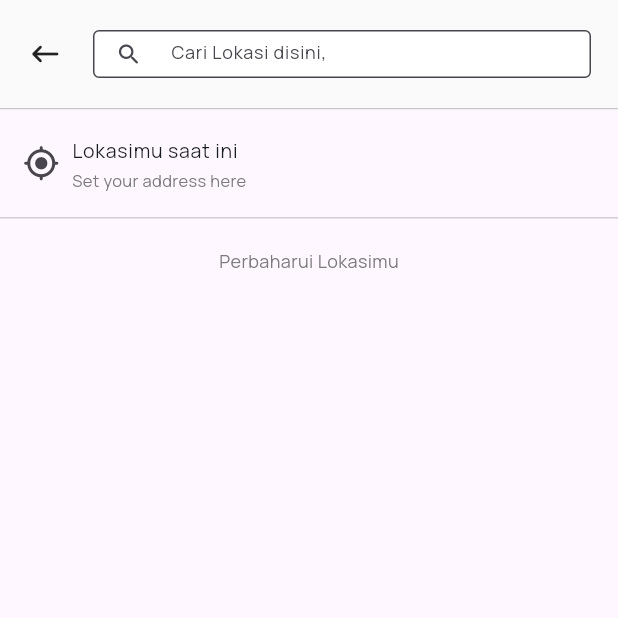
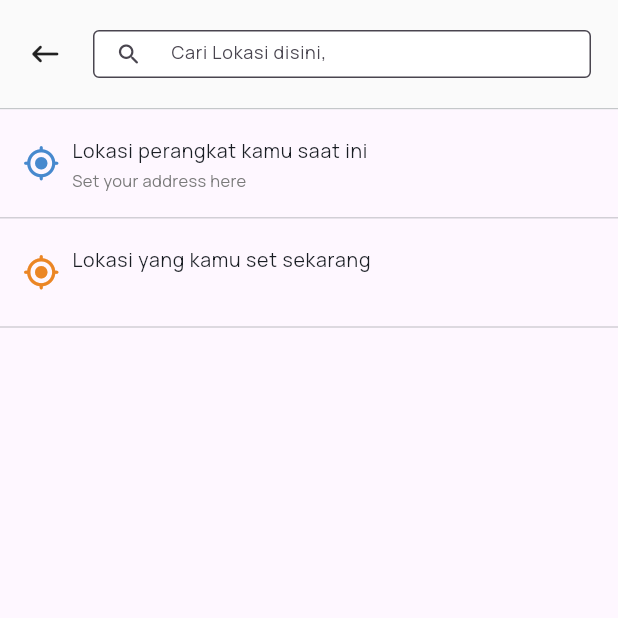
Before and after one commit to sayagaffy/musafir, a Flutter app: the SetLoaction screen opened by its route, on a phone screen of 412 x 824 dp, the top half of it. Run offline on Flutter 3.47's test engine with Material 3 defaults, Android fonts, the light colour scheme and no system bars; our stand-ins replace cloud_firestore, firebase_auth, firebase_core, flutter_rating_bar, geocoding, geolocator and 7 more; missing offline and left inert: flutter_facebook_auth, omni_datetime_picker; accounts and stored records are empty; network calls fail.

Commit message:
#sync location and google api

```diff
--- a/lib/help/depedencies.dart
+++ b/lib/help/depedencies.dart
@@ -4,13 +4,11 @@ import 'package:musafir/controllers/explore_controller.dart';
 import 'package:musafir/controllers/google_controller.dart';
 import 'package:musafir/controllers/home_controller.dart';
 import 'package:musafir/controllers/location_controller.dart';
-import 'package:musafir/controllers/users_controller.dart';
 import 'package:musafir/data/api/api_client.dart';
 import 'package:musafir/data/api/api_google.dart';
 import 'package:musafir/data/repository/auth_repo.dart';
 import 'package:musafir/data/repository/explore_repo.dart';
 import 'package:musafir/data/repository/google_repo.dart';
-import 'package:musafir/data/repository/users_repo.dart';
 import 'package:musafir/utilitis/apps_constants.dart';
 import 'package:shared_preferences/shared_preferences.dart';
 
@@ -24,14 +22,12 @@ Future<void> init() async {
       sharedPreferences: Get.find<SharedPreferences>()));
 
   ///[Repository]
-  Get.lazyPut(() => UsersRepo(apiClient: Get.find()));
   Get.lazyPut(() => AuthRepo(
       apiClient: Get.find(), sharedPreferences: Get.find<SharedPreferences>()));
   Get.lazyPut(() => ExploreRepo(sharedPreferences: Get.find()));
 
   ///[Controllers]
   Get.lazyPut(() => AuthController(authRepo: Get.find()));
-  Get.lazyPut(() => UsersController(usersRepo: Get.find()));
   Get.lazyPut(() => ExploreController(exploreRepo: Get.find()));
   Get.lazyPut(() => LocationController(googleRepo: Get.find()));
   Get.lazyPut(() => HomeController(googleRepo: Get.find()));
--- a/lib/ui/pages/auth/sign_up_page.dart
+++ b/lib/ui/pages/auth/sign_up_page.dart
@@ -69,7 +69,6 @@ class SignUpPage1 extends StatelessWidget {
           nameDepan,
           nameBelakang,
           phone,
-          passwordKonfirm,
           context,
         );
       }
--- a/lib/ui/pages/home/set_location.dart
+++ b/lib/ui/pages/home/set_location.dart
@@ -1,11 +1,11 @@
 import 'package:flutter/material.dart';
 import 'package:get/get.dart';
-import 'package:musafir/base/show_custom_snackbar.dart';
 import 'package:musafir/controllers/home_controller.dart';
 import 'package:musafir/controllers/location_controller.dart';
 import 'package:musafir/routes/routes_helper.dart';
 import 'package:musafir/shared/theme.dart';
 import 'package:musafir/ui/pages/home/widgets/current_location.dart';
+import 'package:musafir/ui/pages/home/widgets/current_set_location.dart';
 import 'package:musafir/ui/widgets/location_list_tile.dart';
 
 class SetLoaction extends StatefulWidget {
@@ -17,27 +17,6 @@ class SetLoaction extends StatefulWidget {
 
 class _SetLoactionState extends State<SetLoaction> {
   var locationController = Get.find<LocationController>();
-
-  void refreshNearbyPlace() {
-    var homeController = Get.find<HomeController>();
-
-    String latLang =
-        '${locationController.latlng?.latitude}, ${locationController.latlng?.longitude}';
-
-    homeController.getNearbyPlace(
-      keyword: 'food',
-      rankby: 'distance',
-      type: 'restaurant',
-      location: latLang,
-    );
-
-    homeController.getNearbyPlace(
-      keyword: 'masjid',
-      rankby: 'distance',
-      type: 'mosque',
-      location: latLang,
-    );
-  }
 
   Widget header() {
     return Container(
@@ -64,8 +43,7 @@ class _SetLoactionState extends State<SetLoaction> {
             children: [
               GestureDetector(
                   onTap: () {
-                    refreshNearbyPlace();
-                    Get.offNamed(RouteHelper.getInitial());
+                    Get.toNamed(RouteHelper.getInitial());
                   },
                   child: const Icon(Icons.keyboard_backspace_rounded)),
               const SizedBox(
@@ -129,6 +107,19 @@ class _SetLoactionState extends State<SetLoaction> {
     );
   }
 
+  Widget currentSet() {
+    return Container(
+        decoration: const BoxDecoration(
+          border: Border(
+            bottom: BorderSide(
+              color: Color.fromARGB(105, 120, 127, 132),
+              width: 0.8,
+            ),
+          ),
+        ),
+        child: const CurrentSetLocation());
+  }
+
   Widget listDataSearch() {
     return Container(
       margin: const EdgeInsets.only(
@@ -139,33 +130,40 @@ class _SetLoactionState extends State<SetLoaction> {
         children: [
           GetBuilder<LocationController>(builder: (place) {
             return place.isLoaded
-                ? ListView.builder(
+                ? Column(
+                    crossAxisAlignment: CrossAxisAlignment.start,
+                    children: [
+                      Center(
+                        child: Padding(
+                          padding: const EdgeInsets.only(
+                            top: 20,
+                            left: 18,
+                            right: 18,
+                          ),
+                          child: Text(
+                            'Pencarian Terakhir',
+                            style: greyTextStyle.copyWith(fontSize: 14),
+                          ),
+                        ),
+                      ),
+                      ListView.builder(
                         physics: const NeverScrollableScrollPhysics(),
                         shrinkWrap: true,
                         itemCount: place.getPlaces.length,
                         itemBuilder: (BuildContext context, int index) =>
                             LocationListTile(
                           press: () {
-                        place.getGeoCodeAddress(
-                            place.getPlaces[index].description);
+                            var homeController = Get.find<HomeController>();
 
-                        showCustomSnackBar(
-                          isError: false,
-                          'Berhasil Mengubah Lokasi',
-                          title: 'Succsess',
-                          backgroundColor: kGreenHover,
-                        );
+                            homeController.getGeoCodeAddress(
+                                place.getPlaces[index].description, 'setLoc');
                           },
                           location: place.getPlaces[index].description,
                         ),
+                      ),
+                    ],
                   )
-                : Padding(
-                    padding: const EdgeInsets.only(top: 20),
-                    child: Text(
-                      'Perbaharui Lokasimu',
-                      style: greyTextStyle.copyWith(fontSize: 12),
-                    ),
-                  );
+                : const SizedBox();
           })
         ],
       ),
@@ -179,6 +177,7 @@ class _SetLoactionState extends State<SetLoaction> {
         children: [
           header(),
           currentList(),
+          currentSet(),
           listDataSearch(),
         ],
       ),
--- a/lib/ui/pages/home/widgets/current_location.dart
+++ b/lib/ui/pages/home/widgets/current_location.dart
@@ -1,6 +1,11 @@
 import 'package:flutter/material.dart';
 import 'package:get/get.dart';
+import 'package:musafir/base/show_custom_snackbar.dart';
+import 'package:musafir/controllers/auth_controller.dart';
+import 'package:musafir/controllers/home_controller.dart';
 import 'package:musafir/controllers/location_controller.dart';
+import 'package:musafir/data/firestore/users.dart';
+import 'package:musafir/routes/routes_helper.dart';
 import 'package:musafir/shared/theme.dart';
 
 class CurrentLocation extends StatelessWidget {
@@ -16,16 +21,44 @@ class CurrentLocation extends StatelessWidget {
         GetBuilder<LocationController>(builder: (location) {
           return ListTile(
             onTap: () {
+              var authController = Get.find<AuthController>();
+              var homeController = Get.find<HomeController>();
+              final user = authController.auth.currentUser;
+
               locationController.getCurrentPosition();
+
+              var usersUpdate = {
+                'address': location.address,
+                'lat': location.latlng!.latitude.toString(),
+                'long': location.latlng!.longitude.toString()
+              };
+
+              DbUsers()
+                  .updateUserData(user!.email.toString(), usersUpdate)
+                  .then((value) {
+                showCustomSnackBar(
+                  isError: false,
+                  'Berhasil Mengubah Lokasi',
+                  title: 'Succsess',
+                  backgroundColor: kGreenHover,
+                );
+                String latlang =
+                    '${usersUpdate['lat'].toString()},${usersUpdate['lang'].toString()}';
+
+                homeController.refreshNearbyPlace(latlang);
+
+                Get.toNamed(RouteHelper.getInitial());
+              });
             },
             contentPadding: const EdgeInsets.only(left: 15, right: 15),
             horizontalTitleGap: 8,
-            leading: const Icon(
+            leading: Icon(
               Icons.my_location_rounded,
               size: 25,
+              color: kBlueColor,
             ),
             title: Text(
-              'Lokasimu saat ini',
+              'Lokasi perangkat kamu saat ini',
               style: blackTextStyle.copyWith(
                 fontSize: 13,
               ),
--- /dev/null
+++ b/lib/ui/pages/home/widgets/current_set_location.dart
@@ -0,0 +1,59 @@
+import 'package:flutter/material.dart';
+import 'package:get/get.dart';
+import 'package:musafir/controllers/auth_controller.dart';
+import 'package:musafir/controllers/location_controller.dart';
+import 'package:musafir/data/firestore/users.dart';
+import 'package:musafir/shared/theme.dart';
+
+class CurrentSetLocation extends StatefulWidget {
+  const CurrentSetLocation({super.key});
+
+  @override
+  State<CurrentSetLocation> createState() => _CurrentSetLocationState();
+}
+
+class _CurrentSetLocationState extends State<CurrentSetLocation> {
+  String? address;
+
+  @override
+  Widget build(BuildContext context) {
+    var authController = Get.find<AuthController>();
+    final user = authController.auth.currentUser;
+
+    DbUsers().getUserDetail(user!.email.toString()).then((val) {
+      setState(() {
+        address = val.data()['address'] ?? 'none';
+      });
+    });
+
+    return Column(
+      children: [
+        GetBuilder<LocationController>(builder: (location) {
+          return ListTile(
+            onTap: () {},
+            contentPadding: const EdgeInsets.only(left: 15, right: 15),
+            horizontalTitleGap: 8,
+            leading: Icon(
+              Icons.my_location_rounded,
+              size: 25,
+              color: kWarningMain,
+            ),
+            title: Text(
+              'Lokasi yang kamu set sekarang',
+              style: blackTextStyle.copyWith(
+                fontSize: 13,
+              ),
+              maxLines: 1,
+              overflow: TextOverflow.ellipsis,
+            ),
+            subtitle: Text(
+              address ?? 'perbaharui terlebih dahulu lokasi kamu',
+              style: greyTextStyle.copyWith(fontSize: 11),
+              maxLines: 4,
+            ),
+          );
+        }),
+      ],
+    );
+  }
+}
```
Also changed, not shown: lib/controllers/auth_controller.dart (+47 -77 lines), lib/controllers/home_controller.dart (+126 -3 lines), lib/controllers/users_controller.dart (deleted, +0 -29 lines), lib/data/firestore/users.dart (added, +50 -0 lines), lib/data/repository/users_repo.dart (deleted, +0 -12 lines), lib/ui/pages/home/home_page.dart (+37 -16 lines), lib/ui/pages/home/llist_card.dart (+18 -7 lines), lib/ui/pages/read_data/get_user_field.dart (added, +33 -0 lines). Lines whose indentation alone changed are shown as unchanged.
